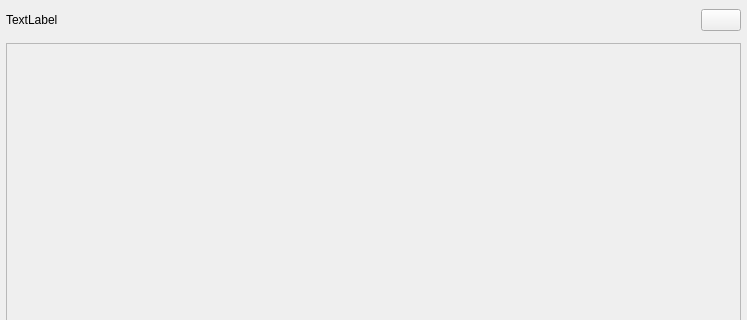
This is src/Common/gui/NinjamRoomWindow.ui in elieserdejesus/JamTaba as Qt 5 draws it before an edit; both pictures show x 0 to 747 and y 0 to 320 of the 747 by 474 pixel window. The edited form follows.
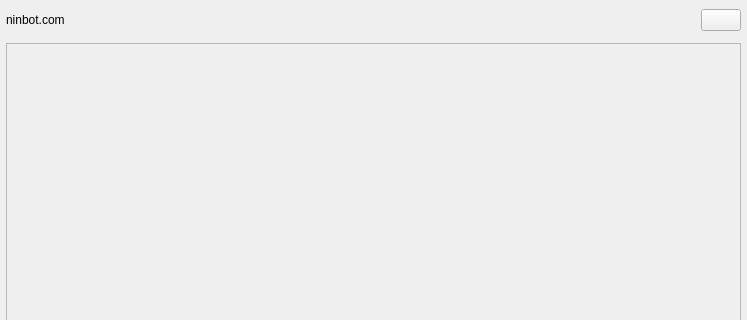
This is the edited form.

```diff
--- a/src/Common/gui/NinjamRoomWindow.ui
+++ b/src/Common/gui/NinjamRoomWindow.ui
@@ -61,7 +61,7 @@
         <string>This is the room where you are</string>
        </property>
        <property name="text">
-        <string notr="true">TextLabel</string>
+        <string notr="true">ninbot.com</string>
        </property>
       </widget>
      </item>
```
